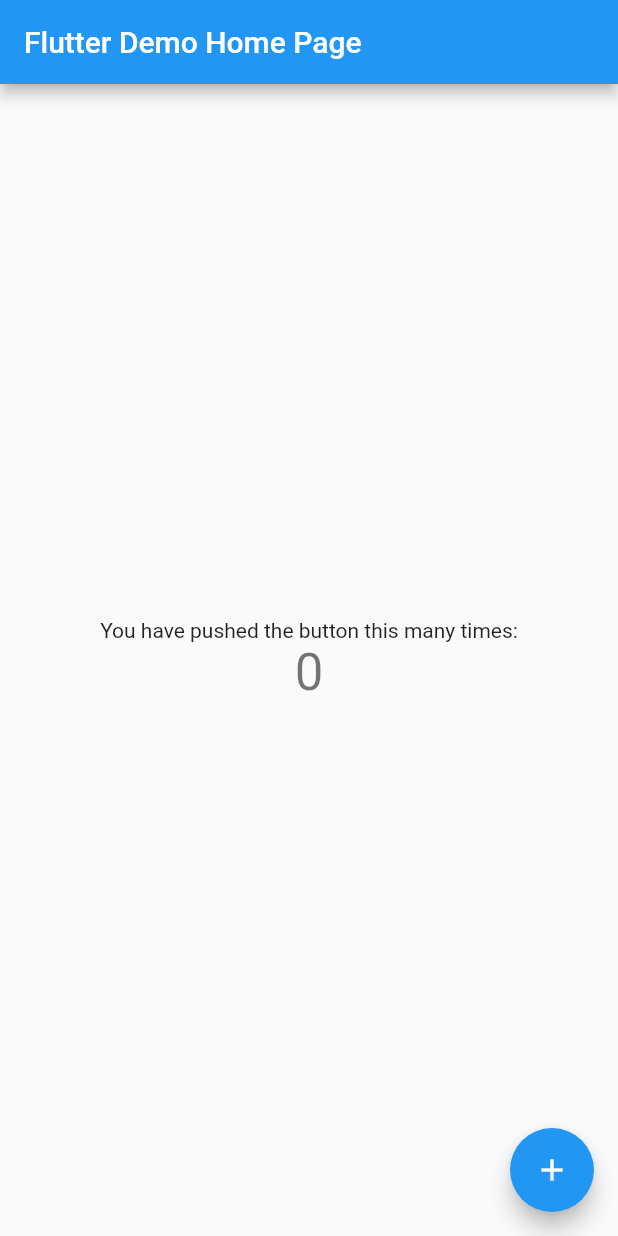
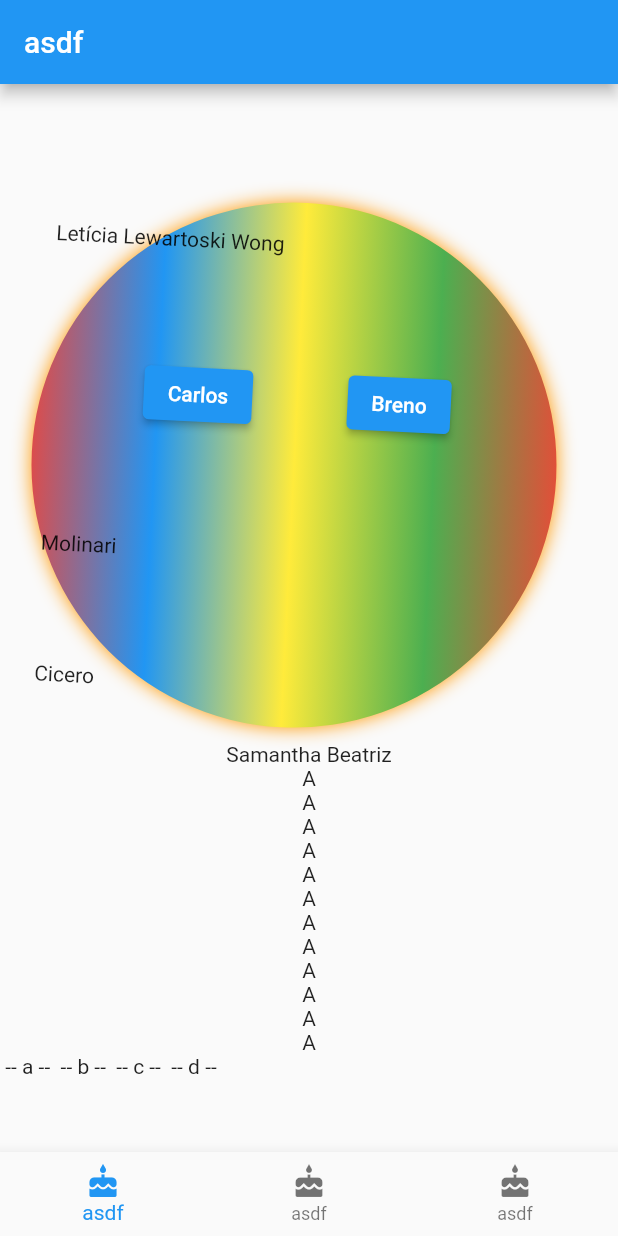
Before and after one commit to ulissesdias/si700_2021_s2, a Flutter app: the screen it shows after launch, on a phone screen of 412 x 824 dp. Run offline on Flutter 3.47's test engine with Material 2 defaults, Android fonts, the phone set to English and light mode, and no system bars.

Commit message:
Final da Aula 03

```diff
--- a/flutter_conceitos_basicos/lib/main.dart
+++ b/flutter_conceitos_basicos/lib/main.dart
@@ -1,113 +1,15 @@
 import 'package:flutter/material.dart';
+import 'package:flutter_conceitos_basicos/view/layouts/bottom_navigation_bar_layout.dart';
+import 'package:flutter_conceitos_basicos/view/layouts/tab_bar_layout.dart';
 
 void main() {
-  runApp(MyApp());
+  runApp(MyFirstApp());
 }
 
-class MyApp extends StatelessWidget {
-  // This widget is the root of your application.
+class MyFirstApp extends StatelessWidget {
   @override
   Widget build(BuildContext context) {
     return MaterialApp(
-      title: 'Flutter Demo',
-      theme: ThemeData(
-        // This is the theme of your application.
-        //
-        // Try running your application with "flutter run". You'll see the
-        // application has a blue toolbar. Then, without quitting the app, try
-        // changing the primarySwatch below to Colors.green and then invoke
-        // "hot reload" (press "r" in the console where you ran "flutter run",
-        // or simply save your changes to "hot reload" in a Flutter IDE).
-        // Notice that the counter didn't reset back to zero; the application
-        // is not restarted.
-        primarySwatch: Colors.blue,
-      ),
-      home: MyHomePage(title: 'Flutter Demo Home Page'),
-    );
+        title: "My First App", home: MyBottomNavigationBarLayout());
   }
 }
-
-class MyHomePage extends StatefulWidget {
-  MyHomePage({Key key, this.title}) : super(key: key);
-
-  // This widget is the home page of your application. It is stateful, meaning
-  // that it has a State object (defined below) that contains fields that affect
-  // how it looks.
-
-  // This class is the configuration for the state. It holds the values (in this
-  // case the title) provided by the parent (in this case the App widget) and
-  // used by the build method of the State. Fields in a Widget subclass are
-  // always marked "final".
-
-  final String title;
-
-  @override
-  _MyHomePageState createState() => _MyHomePageState();
-}
-
-class _MyHomePageState extends State<MyHomePage> {
-  int _counter = 0;
-
-  void _incrementCounter() {
-    setState(() {
-      // This call to setState tells the Flutter framework that something has
-      // changed in this State, which causes it to rerun the build method below
-      // so that the display can reflect the updated values. If we changed
-      // _counter without calling setState(), then the build method would not be
-      // called again, and so nothing would appear to happen.
-      _counter++;
-    });
-  }
-
-  @override
-  Widget build(BuildContext context) {
-    // This method is rerun every time setState is called, for instance as done
-    // by the _incrementCounter method above.
-    //
-    // The Flutter framework has been optimized to make rerunning build methods
-    // fast, so that you can just rebuild anything that needs updating rather
-    // than having to individually change instances of widgets.
-    return Scaffold(
-      appBar: AppBar(
-        // Here we take the value from the MyHomePage object that was created by
-        // the App.build method, and use it to set our appbar title.
-        title: Text(widget.title),
-      ),
-      body: Center(
-        // Center is a layout widget. It takes a single child and positions it
-        // in the middle of the parent.
-        child: Column(
-          // Column is also a layout widget. It takes a list of children and
-          // arranges them vertically. By default, it sizes itself to fit its
-          // children horizontally, and tries to be as tall as its parent.
-          //
-          // Invoke "debug painting" (press "p" in the console, choose the
-          // "Toggle Debug Paint" action from the Flutter Inspector in Android
-          // Studio, or the "Toggle Debug Paint" command in Visual Studio Code)
-          // to see the wireframe for each widget.
-          //
-          // Column has various properties to control how it sizes itself and
-          // how it positions its children. Here we use mainAxisAlignment to
-          // center the children vertically; the main axis here is the vertical
-          // axis because Columns are vertical (the cross axis would be
-          // horizontal).
-          mainAxisAlignment: MainAxisAlignment.center,
-          children: <Widget>[
-            Text(
-              'You have pushed the button this many times:',
-            ),
-            Text(
-              '$_counter',
-              style: Theme.of(context).textTheme.headline4,
-            ),
-          ],
-        ),
-      ),
-      floatingActionButton: FloatingActionButton(
-        onPressed: _incrementCounter,
-        tooltip: 'Increment',
-        child: Icon(Icons.add),
-      ), // This trailing comma makes auto-formatting nicer for build methods.
-    );
-  }
-}
--- /dev/null
+++ b/flutter_conceitos_basicos/lib/view/layouts/bottom_navigation_bar_layout.dart
@@ -0,0 +1,31 @@
+import 'package:flutter/material.dart';
+import 'package:flutter_conceitos_basicos/view/screens/first_screen.dart';
+import 'package:flutter_conceitos_basicos/view/screens/second_screen.dart';
+import 'package:flutter_conceitos_basicos/view/screens/third_screen.dart';
+
+class MyBottomNavigationBarLayout extends StatefulWidget {
+  @override
+  _MyBottomNavigationBarLayoutState createState() =>
+      _MyBottomNavigationBarLayoutState();
+}
+
+class _MyBottomNavigationBarLayoutState
+    extends State<MyBottomNavigationBarLayout> {
+  var _currentPage = 0;
+  var _pages = [FirstScreen(), SecondScreen(), ThirdScreen()];
+
+  @override
+  Widget build(BuildContext context) {
+    return Scaffold(
+      body: Center(child: _pages[_currentPage]),
+      appBar: AppBar(title: Text("asdf")),
+      bottomNavigationBar: BottomNavigationBar(
+        items: [
+          BottomNavigationBarItem(icon: Icon(Icons.cake), title: Text("asdf")),
+          BottomNavigationBarItem(icon: Icon(Icons.cake), title: Text("asdf")),
+          BottomNavigationBarItem(icon: Icon(Icons.cake), title: Text("asdf")),
+        ],
+      ),
+    );
+  }
+}
--- /dev/null
+++ b/flutter_conceitos_basicos/lib/view/layouts/tab_bar_layout.dart
@@ -0,0 +1,29 @@
+import 'package:flutter/material.dart';
+import 'package:flutter_conceitos_basicos/view/screens/first_screen.dart';
+import 'package:flutter_conceitos_basicos/view/screens/second_screen.dart';
+import 'package:flutter_conceitos_basicos/view/screens/third_screen.dart';
+
+class MyTabBarLayout extends StatelessWidget {
+  @override
+  Widget build(BuildContext context) {
+    return DefaultTabController(
+      length: 3,
+      child: Scaffold(
+          appBar: AppBar(
+            title: Text("Julia Nakamura"),
+            bottom: TabBar(
+              tabs: [
+                Tab(icon: Icon(Icons.cake)),
+                Tab(icon: Icon(Icons.cloud)),
+                Tab(icon: Icon(Icons.close)),
+              ],
+            ),
+          ),
+          body: TabBarView(children: [
+            FirstScreen(),
+            SecondScreen(),
+            ThirdScreen(),
+          ])),
+    );
+  }
+}
--- /dev/null
+++ b/flutter_conceitos_basicos/lib/view/screens/first_screen.dart
@@ -0,0 +1,82 @@
+import 'package:flutter/material.dart';
+
+class FirstScreen extends StatelessWidget {
+  asdf(lista) {
+    return lista;
+  }
+
+  @override
+  Widget build(BuildContext context) {
+    List listA = asdf(["a", "b", "c", "d"]);
+
+    List<Widget> listW = [];
+
+    for (var el in listA) {
+      listW.add(Text(" -- $el -- "));
+    }
+
+    return SingleChildScrollView(
+      child: Column(
+        children: [
+          Container(
+            padding: EdgeInsets.all(20),
+            margin: EdgeInsets.all(20),
+            height: 350,
+            //color: Colors.orange,
+            transform: Matrix4.rotationZ(0.05),
+            decoration: BoxDecoration(
+                shape: BoxShape.circle,
+                color: Colors.orange,
+                boxShadow: [BoxShadow(color: Colors.orange, blurRadius: 10)],
+                gradient: LinearGradient(colors: [
+                  Colors.red,
+                  Colors.blue,
+                  Colors.yellow,
+                  Colors.green,
+                  Colors.red
+                ])),
+            child: Column(
+              mainAxisSize: MainAxisSize.max,
+              mainAxisAlignment: MainAxisAlignment.spaceBetween,
+              crossAxisAlignment: CrossAxisAlignment.start,
+              verticalDirection: VerticalDirection.down,
+              children: [
+                Text("Letícia Lewartoski Wong"),
+                Row(
+                  mainAxisSize: MainAxisSize.max,
+                  mainAxisAlignment: MainAxisAlignment.spaceEvenly,
+                  children: [
+                    ElevatedButton(onPressed: () {}, child: Text("Carlos")),
+                    ElevatedButton(onPressed: () {}, child: Text("Breno")),
+                  ],
+                ),
+                Text("Molinari"),
+                Text("Cicero"),
+              ],
+            ),
+            //width: 120,
+            //height: 200,
+          ),
+          Container(
+            child: Text("Samantha Beatriz"),
+          ),
+          Text("A"),
+          Text("A"),
+          Text("A"),
+          Text("A"),
+          Text("A"),
+          Text("A"),
+          Text("A"),
+          Text("A"),
+          Text("A"),
+          Text("A"),
+          Text("A"),
+          Text("A"),
+          Row(
+            children: listW,
+          )
+        ],
+      ),
+    );
+  }
+}
--- /dev/null
+++ b/flutter_conceitos_basicos/lib/view/screens/second_screen.dart
@@ -0,0 +1,8 @@
+import 'package:flutter/material.dart';
+
+class SecondScreen extends StatelessWidget {
+  @override
+  Widget build(BuildContext context) {
+    return Container(color: Colors.purple, child: Text("Segunda Tela"));
+  }
+}
--- /dev/null
+++ b/flutter_conceitos_basicos/lib/view/screens/third_screen.dart
@@ -0,0 +1,8 @@
+import 'package:flutter/material.dart';
+
+class ThirdScreen extends StatelessWidget {
+  @override
+  Widget build(BuildContext context) {
+    return Container(color: Colors.orange, child: Text("Terceira Tela"));
+  }
+}
```
Also changed, not shown: 1 other file.
